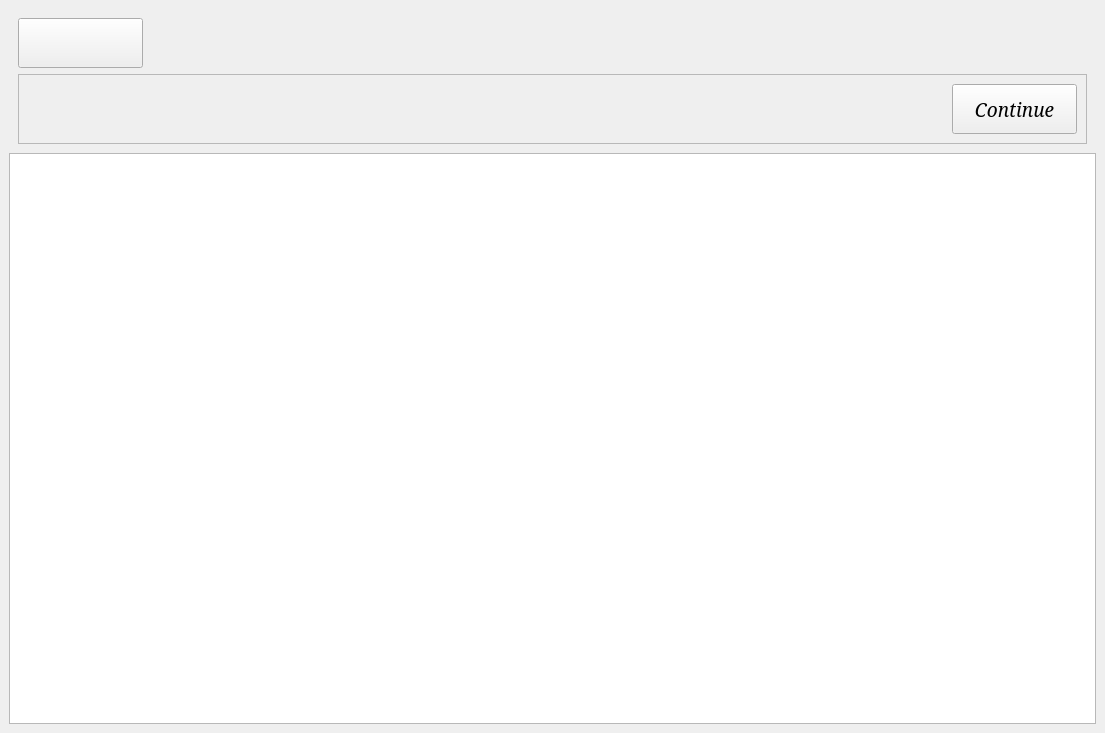
Above: src/HorusNew.ui from ufukpalpas/Horus before the change. Below: the same form after it.
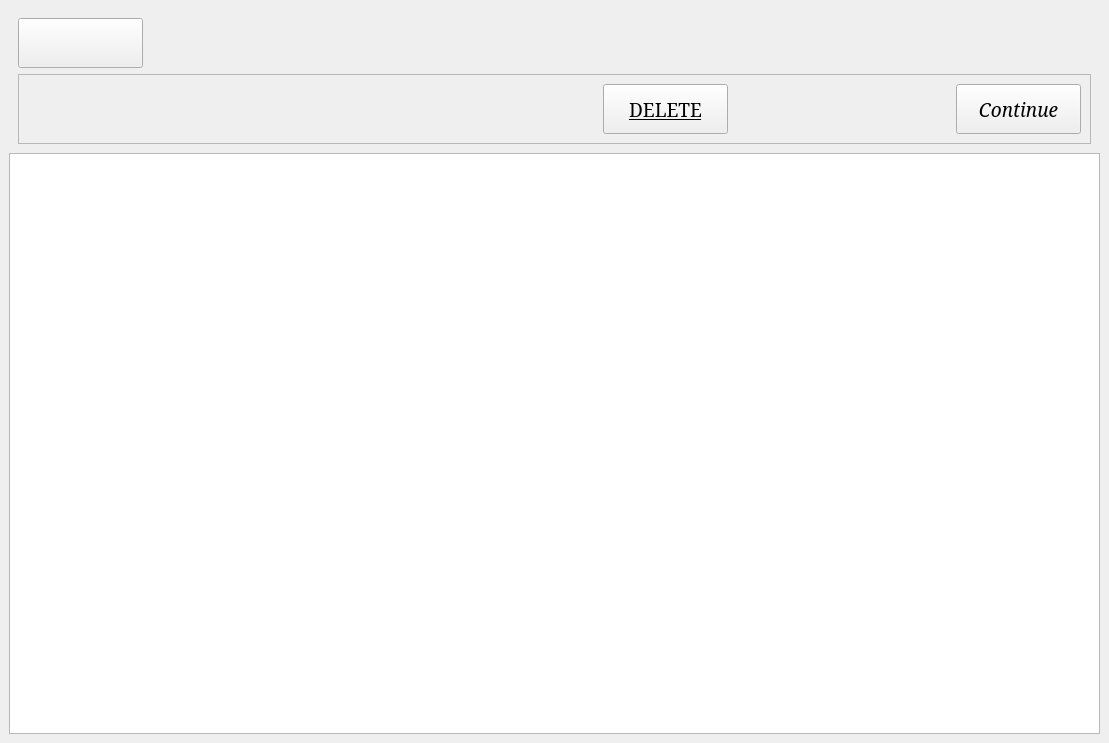
That is the form after the change. The open tabs and pages were chosen to show the change. Icons and pictures are not drawn.

```diff
--- a/src/HorusNew.ui
+++ b/src/HorusNew.ui
@@ -6,8 +6,8 @@
    <rect>
     <x>0</x>
     <y>0</y>
-    <width>1105</width>
-    <height>733</height>
+    <width>1109</width>
+    <height>743</height>
    </rect>
   </property>
   <property name="windowTitle">
@@ -1746,6 +1746,31 @@
                 </property>
                </widget>
               </item>
+              <item alignment="Qt::AlignRight|Qt::AlignVCenter">
+               <widget class="QPushButton" name="pushButton_5">
+                <property name="minimumSize">
+                 <size>
+                  <width>125</width>
+                  <height>50</height>
+                 </size>
+                </property>
+                <property name="sizeIncrement">
+                 <size>
+                  <width>125</width>
+                  <height>50</height>
+                 </size>
+                </property>
+                <property name="font">
+                 <font>
+                  <pointsize>14</pointsize>
+                  <underline>true</underline>
+                 </font>
+                </property>
+                <property name="text">
+                 <string>DELETE</string>
+                </property>
+               </widget>
+              </item>
               <item alignment="Qt::AlignRight">
                <widget class="QPushButton" name="pushButton_4">
                 <property name="minimumSize">
```
Left out of the diff: 16 changed lines with no effect on the pictures.
